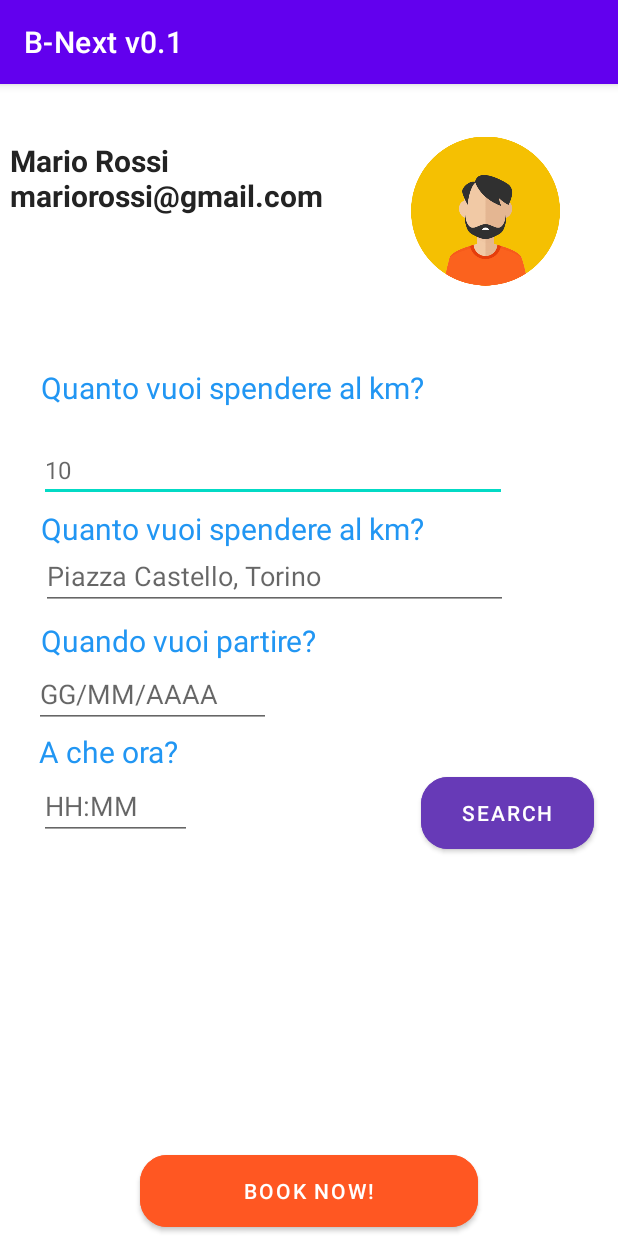
After one commit to aldobushaj/prog_mobile, an Android app: the BookRide screen opened directly, with no data from a screen before it, on a phone screen of 412 x 824 dp. The commit adds this screen. Run offline under Robolectric (Android 15) with nearby library versions, the phone set to English and light mode, and no system bars; network calls fail.

Commit message:
1 aggiunte stringhe a string.xml per togliere warning hardcoded aumentato font texto messo bottone con bordi rotondi a 18dp

```diff
--- a/WeatherAPIApp/app/src/main/AndroidManifest.xml
+++ b/WeatherAPIApp/app/src/main/AndroidManifest.xml
@@ -2,6 +2,7 @@
 <manifest xmlns:android="http://schemas.android.com/apk/res/android"
     xmlns:tools="http://schemas.android.com/tools"
     package="com.example.weatherapiapp">
+
     <uses-permission android:name="android.permission.INTERNET" />
     <uses-permission android:name="android.permission.ACCESS_NETWORK_STATE" />
 
@@ -9,20 +10,22 @@
         android:allowBackup="true"
         android:dataExtractionRules="@xml/data_extraction_rules"
         android:fullBackupContent="@xml/backup_rules"
-        android:networkSecurityConfig="@xml/network_security_config"
-
-
         android:icon="@mipmap/ic_launcher"
         android:label="@string/app_name"
+        android:networkSecurityConfig="@xml/network_security_config"
         android:roundIcon="@mipmap/ic_launcher_round"
         android:supportsRtl="true"
         android:theme="@style/Theme.WeatherAPIApp"
         tools:targetApi="31">
         <activity
+            android:name=".BookRide"
+            android:exported="true" />
+        <activity
             android:name=".MainActivity"
             android:exported="true">
             <intent-filter>
                 <action android:name="android.intent.action.MAIN" />
+
                 <category android:name="android.intent.category.LAUNCHER" />
             </intent-filter>
         </activity>
--- /dev/null
+++ b/WeatherAPIApp/app/src/main/java/com/example/weatherapiapp/BookRide.java
@@ -0,0 +1,41 @@
+package com.example.weatherapiapp;
+
+import androidx.appcompat.app.AppCompatActivity;
+
+import android.os.Bundle;
+import android.widget.Button;
+import android.widget.EditText;
+import android.widget.ListView;
+import android.widget.TextView;
+
+public class BookRide extends AppCompatActivity {
+    String token = "";
+    Button SearchRideButton, BookRideButton;
+    TextView UserNameTextView;
+    EditText PriceKmEditText, DestinationEditText, DateChooseEditText, TimeChooseEditText;
+    ListView AvailableCarsListView;
+
+    @Override
+    protected void onCreate(Bundle savedInstanceState) {
+        super.onCreate(savedInstanceState);
+        setContentView(R.layout.activity_book_ride);
+
+        // ---- assign values to each control of the layout----
+        //Buttons
+        SearchRideButton = findViewById(R.id.SearchRideButton);
+        BookRideButton = findViewById(R.id.BookRideButton);
+
+        // Text Views
+        UserNameTextView = findViewById(R.id.UserNameTextView);
+
+        // Edit Text
+
+        PriceKmEditText = findViewById(R.id.PriceKmEditText);
+        DestinationEditText = findViewById(R.id.DestinationEditText);
+        DateChooseEditText = findViewById(R.id.DateChooseEditText);
+        TimeChooseEditText = findViewById(R.id.TimeChooseEditText);
+
+        // List View
+        AvailableCarsListView = findViewById(R.id.AvaiableCarsListView);
+    }
+}
--- /dev/null
+++ b/WeatherAPIApp/app/src/main/res/layout/activity_book_ride.xml
@@ -0,0 +1,181 @@
+<?xml version="1.0" encoding="utf-8"?>
+<androidx.constraintlayout.widget.ConstraintLayout xmlns:android="http://schemas.android.com/apk/res/android"
+    xmlns:app="http://schemas.android.com/apk/res-auto"
+    xmlns:tools="http://schemas.android.com/tools"
+    android:id="@+id/SpesaSeekBar"
+    android:layout_width="match_parent"
+    android:layout_height="match_parent"
+    tools:context=".BookRide">
+
+    <Button
+        android:id="@+id/SearchRideButton"
+        android:layout_width="115dp"
+        android:layout_height="60dp"
+        android:layout_marginEnd="16dp"
+        android:layout_marginBottom="192dp"
+        android:backgroundTint="#673AB7"
+        android:text="@string/search_button_en"
+        app:cornerRadius="18dp"
+        app:layout_constraintBottom_toTopOf="@+id/BookRideButton"
+        app:layout_constraintEnd_toEndOf="parent"
+        app:rippleColor="#FF7043"
+        app:strokeColor="#ff7043" />
+
+    <com.google.android.material.textfield.TextInputEditText
+        android:id="@+id/PriceKmEditText"
+        android:layout_width="312dp"
+        android:layout_height="39dp"
+        android:hint="10"
+        android:textColor="#232323"
+        android:textSize="16sp"
+        app:layout_constraintBottom_toBottomOf="@+id/BookRideButton"
+        app:layout_constraintEnd_toEndOf="parent"
+        app:layout_constraintHorizontal_bias="0.262"
+        app:layout_constraintStart_toStartOf="parent"
+        app:layout_constraintTop_toTopOf="parent"
+        app:layout_constraintVertical_bias="0.328" />
+
+    <TextView
+        android:id="@+id/UserNameTextView"
+        android:layout_width="253dp"
+        android:layout_height="101dp"
+        android:text="Mario Rossi mariorossi@gmail.com"
+        android:textColor="#232323"
+        android:textSize="20sp"
+        android:textStyle="bold"
+        app:layout_constraintBottom_toTopOf="@+id/SpesaTextView"
+        app:layout_constraintEnd_toStartOf="@+id/userAvatar"
+        app:layout_constraintHorizontal_bias="0.336"
+        app:layout_constraintStart_toStartOf="parent"
+        app:layout_constraintTop_toTopOf="parent"
+        app:layout_constraintVertical_bias="0.425" />
+
+    <ImageView
+        android:id="@+id/userAvatar"
+        android:layout_width="99dp"
+        android:layout_height="101dp"
+        app:layout_constraintBottom_toBottomOf="parent"
+        app:layout_constraintEnd_toEndOf="parent"
+        app:layout_constraintHorizontal_bias="0.876"
+        app:layout_constraintStart_toStartOf="parent"
+        app:layout_constraintTop_toTopOf="parent"
+        app:layout_constraintVertical_bias="0.051"
+        android:src="@drawable/avatar" />
+
+    <TextView
+        android:id="@+id/SpesaTextView"
+        android:layout_width="277dp"
+        android:layout_height="48dp"
+        android:text="@string/price_km_text_it"
+        android:textColor="#2196F3"
+        android:textSize="20sp"
+        app:layout_constraintBottom_toBottomOf="@+id/BookRideButton"
+        app:layout_constraintEnd_toEndOf="parent"
+        app:layout_constraintHorizontal_bias="0.201"
+        app:layout_constraintStart_toStartOf="parent"
+        app:layout_constraintTop_toTopOf="parent"
+        app:layout_constraintVertical_bias="0.262" />
+
+    <com.google.android.material.textfield.TextInputEditText
+        android:id="@+id/DestinationEditText"
+        android:layout_width="311dp"
+        android:layout_height="39dp"
+        android:hint="Piazza Castello, Torino"
+        app:layout_constraintBottom_toBottomOf="parent"
+        app:layout_constraintEnd_toEndOf="parent"
+        app:layout_constraintHorizontal_bias="0.27"
+        app:layout_constraintStart_toStartOf="parent"
+        app:layout_constraintTop_toTopOf="parent"
+        app:layout_constraintVertical_bias="0.427" />
+
+    <com.google.android.material.textfield.TextInputEditText
+        android:id="@+id/TimeChooseEditText"
+        android:layout_width="102dp"
+        android:layout_height="45dp"
+        android:hint="HH:MM"
+        app:layout_constraintBottom_toBottomOf="parent"
+        app:layout_constraintEnd_toStartOf="@+id/SearchRideButton"
+        app:layout_constraintHorizontal_bias="0.144"
+        app:layout_constraintStart_toStartOf="parent"
+        app:layout_constraintTop_toBottomOf="@+id/spesaTextView4"
+        app:layout_constraintVertical_bias="0.0" />
+
+    <TextView
+        android:id="@+id/spesaTextView4"
+        android:layout_width="wrap_content"
+        android:layout_height="wrap_content"
+        android:text="@string/time_picker_text_it"
+        android:textColor="#2196F3"
+        android:textSize="20sp"
+        app:layout_constraintBottom_toBottomOf="parent"
+        app:layout_constraintEnd_toEndOf="parent"
+        app:layout_constraintHorizontal_bias="0.082"
+        app:layout_constraintStart_toStartOf="parent"
+        app:layout_constraintTop_toTopOf="parent"
+        app:layout_constraintVertical_bias="0.582" />
+
+    <TextView
+        android:id="@+id/spesaTextView3"
+        android:layout_width="wrap_content"
+        android:layout_height="wrap_content"
+        android:text="@string/date_picker_text_it"
+        android:textColor="#2196F3"
+        android:textSize="20sp"
+        app:layout_constraintBottom_toBottomOf="parent"
+        app:layout_constraintEnd_toEndOf="parent"
+        app:layout_constraintHorizontal_bias="0.119"
+        app:layout_constraintStart_toStartOf="parent"
+        app:layout_constraintTop_toTopOf="parent"
+        app:layout_constraintVertical_bias="0.482" />
+
+    <com.google.android.material.textfield.TextInputEditText
+        android:id="@+id/DateChooseEditText"
+        android:layout_width="158dp"
+        android:layout_height="39dp"
+        android:hint="GG/MM/AAAA"
+        app:layout_constraintBottom_toTopOf="@+id/TimeChooseEditText"
+        app:layout_constraintEnd_toEndOf="parent"
+        app:layout_constraintHorizontal_bias="0.09"
+        app:layout_constraintStart_toStartOf="parent"
+        app:layout_constraintTop_toBottomOf="@+id/spesaTextView3"
+        app:layout_constraintVertical_bias="0.156" />
+
+    <TextView
+        android:id="@+id/spesaTextView"
+        android:layout_width="wrap_content"
+        android:layout_height="wrap_content"
+        android:text="@string/price_km_text_it"
+        android:textColor="#2196F3"
+        android:textSize="20sp"
+        app:layout_constraintBottom_toBottomOf="@+id/BookRideButton"
+        app:layout_constraintEnd_toEndOf="parent"
+        app:layout_constraintHorizontal_bias="0.176"
+        app:layout_constraintStart_toStartOf="parent"
+        app:layout_constraintTop_toTopOf="parent"
+        app:layout_constraintVertical_bias="0.382" />
+
+    <ListView
+        android:id="@+id/AvaiableCarsListView"
+        android:layout_width="372dp"
+        android:layout_height="166dp"
+        android:backgroundTint="#FFFFFF"
+        app:layout_constraintBottom_toTopOf="@+id/BookRideButton"
+        app:layout_constraintEnd_toEndOf="parent"
+        app:layout_constraintHorizontal_bias="0.589"
+        app:layout_constraintStart_toStartOf="parent"
+        app:layout_constraintTop_toTopOf="parent"
+        app:layout_constraintVertical_bias="0.95" />
+
+    <Button
+        android:id="@+id/BookRideButton"
+        android:layout_width="225dp"
+        android:layout_height="60dp"
+        android:backgroundTint="#FF5722"
+        android:text="@string/book_now_button_en"
+        app:cornerRadius="18dp"
+        app:layout_constraintBottom_toBottomOf="parent"
+        app:layout_constraintEnd_toEndOf="parent"
+        app:layout_constraintStart_toStartOf="parent"
+        app:strokeColor="#673AB7" />
+
+</androidx.constraintlayout.widget.ConstraintLayout>
--- a/WeatherAPIApp/app/src/main/res/values/strings.xml
+++ b/WeatherAPIApp/app/src/main/res/values/strings.xml
@@ -1,3 +1,10 @@
 <resources>
-    <string name="app_name">WeatherAPIApp</string>
+    <string name="app_name">B-Next v0.1</string>
+    <string name="search_button_en">Search</string>
+    <string name="book_now_button_en">Book Now!</string>
+    <string name="price_km_text_it">Quanto vuoi spendere al km?</string>
+    <string name="destination_text_it">Destinazione</string>
+    <string name="date_picker_text_it">Quando vuoi partire?</string>
+    <string name="time_picker_text_it">A che ora?</string>
+
 </resources>
```
Also changed, not shown: WeatherAPIApp/app/src/main/res/drawable/avatar.png (added).
